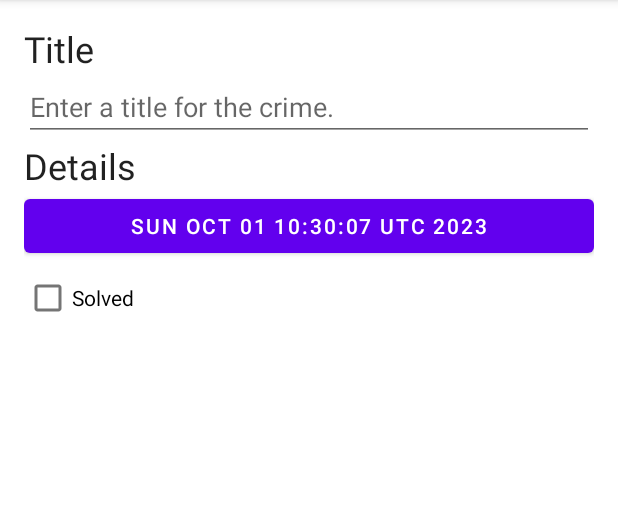
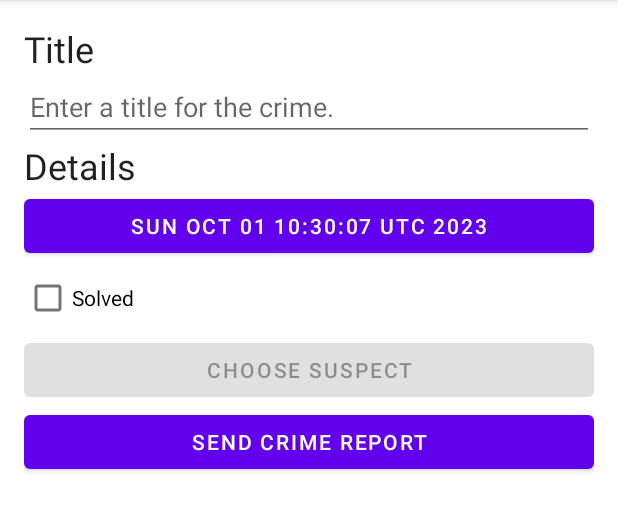
Before and after one commit to yuunster/CriminalIntent, an Android app: the screen it shows after launch (MainActivity), after a tap on "New Crime", on a phone screen of 412 x 824 dp, the part 84-616 px from its top. Run offline under Robolectric (Android 15) with nearby library versions, the phone set to English and light mode, and no system bars; our stand-ins replace Room's generated code.

Commit message:
Chapter 16: Implemented Implicit Intents to 'choose suspect' and 'send crime report' buttons.

```diff
--- a/app/src/main/java/com/bignerdranch/android/criminalintent/Crime.kt
+++ b/app/src/main/java/com/bignerdranch/android/criminalintent/Crime.kt
@@ -10,5 +10,6 @@ data class Crime(
     @PrimaryKey val id: UUID,
     val title: String,
     val date: Date,
-    val isSolved: Boolean
+    val isSolved: Boolean,
+    val suspect: String = ""
 )
--- a/app/src/main/java/com/bignerdranch/android/criminalintent/CrimeDetailFragment.kt
+++ b/app/src/main/java/com/bignerdranch/android/criminalintent/CrimeDetailFragment.kt
@@ -1,10 +1,17 @@
 package com.bignerdranch.android.criminalintent
 
+import android.content.Intent
+import android.content.pm.PackageManager
+import android.content.pm.ResolveInfo
+import android.net.Uri
 import android.os.Bundle
+import android.provider.ContactsContract
+import android.text.format.DateFormat
 import android.util.Log
 import android.view.LayoutInflater
 import android.view.View
 import android.view.ViewGroup
+import androidx.activity.result.contract.ActivityResultContracts
 import androidx.core.widget.doOnTextChanged
 import androidx.fragment.app.Fragment
 import androidx.fragment.app.setFragmentResultListener
@@ -19,6 +26,7 @@ import kotlinx.coroutines.launch
 import java.util.Date
 import java.util.UUID
 
+private const val DATE_FORMAT = "EEE, MMM, dd"
 class CrimeDetailFragment : Fragment() {
     private var _binding: FragmentCrimeDetailBinding? = null
     private val binding
@@ -29,6 +37,12 @@ class CrimeDetailFragment : Fragment() {
 
     private val crimeDetailViewModel: CrimeDetailViewModel by viewModels {
         CrimeDetailViewModelFactory(args.crimeId)
+    }
+
+    private val selectSuspect = registerForActivityResult(
+        ActivityResultContracts.PickContact()
+    ) { uri: Uri? ->
+        uri?.let { parseContactSelection(it) }
     }
 
     override fun onCreateView(
@@ -58,7 +72,69 @@ class CrimeDetailFragment : Fragment() {
                 )
             }
             crimeSolved.isChecked = crime.isSolved
+
+            crimeReport.setOnClickListener {
+                val reportIntent = Intent(Intent.ACTION_SEND).apply {
+                    type = "text/plain"
+                    putExtra(Intent.EXTRA_TEXT, getCrimeReport(crime))
+                    putExtra(
+                        Intent.EXTRA_SUBJECT,
+                        getString(R.string.crime_report_subject)
+                    )
+                }
+                val chooserIntent = Intent.createChooser(
+                    reportIntent,
+                    getString(R.string.send_report)
+                )
+                startActivity(chooserIntent)
+            }
+
+            crimeSuspect.text = crime.suspect.ifEmpty {
+                getString(R.string.crime_suspect_text)
+            }
         }
+    }
+
+    private fun getCrimeReport(crime: Crime): String {
+        val solvedString = if (crime.isSolved) {
+            getString(R.string.crime_report_solved)
+        } else {
+            getString(R.string.crime_report_unsolved)
+        }
+        val dateString = DateFormat.format(DATE_FORMAT, crime.date).toString()
+        val suspectText = if (crime.suspect.isBlank()) {
+            getString(R.string.crime_report_no_suspect)
+        } else {
+            getString(R.string.crime_report_suspect, crime.suspect)
+        }
+        return getString(
+            R.string.crime_report,
+            crime.title, dateString, solvedString, suspectText
+        )
+    }
+
+    private fun parseContactSelection(contactUri: Uri) {
+        val queryFields = arrayOf(ContactsContract.Contacts.DISPLAY_NAME)
+        val queryCursor = requireActivity().contentResolver
+            .query(contactUri, queryFields, null, null, null)
+        queryCursor?.use { cursor ->
+            if (cursor.moveToFirst()) {
+                val suspect = cursor.getString(0)
+                crimeDetailViewModel.updateCrime { oldCrime ->
+                    oldCrime.copy(suspect = suspect)
+                }
+            }
+        }
+    }
+
+    private fun canResolveIntent(intent: Intent): Boolean {
+        val packageManager: PackageManager = requireActivity().packageManager
+        val resolvedActivity: ResolveInfo? =
+            packageManager.resolveActivity(
+                intent,
+                PackageManager.MATCH_DEFAULT_ONLY
+            )
+        return resolvedActivity != null
     }
     override fun onViewCreated(view: View, savedInstanceState: Bundle?) {
         super.onViewCreated(view, savedInstanceState)
@@ -75,6 +151,16 @@ class CrimeDetailFragment : Fragment() {
                     oldCrime.copy(isSolved = isChecked)
                 }
             }
+
+            crimeSuspect.setOnClickListener {
+                selectSuspect.launch(null)
+            }
+
+            val selectSuspectIntent = selectSuspect.contract.createIntent(
+                requireContext(),
+                null
+            )
+            crimeSuspect.isEnabled = canResolveIntent(selectSuspectIntent)
         }
 
         viewLifecycleOwner.lifecycleScope.launch {
--- a/app/src/main/java/com/bignerdranch/android/criminalintent/CrimeRepository.kt
+++ b/app/src/main/java/com/bignerdranch/android/criminalintent/CrimeRepository.kt
@@ -3,6 +3,7 @@ package com.bignerdranch.android.criminalintent
 import android.content.Context
 import androidx.room.Room
 import com.bignerdranch.android.criminalintent.database.CrimeDatabase
+import com.bignerdranch.android.criminalintent.database.migration_1_2
 import kotlinx.coroutines.CoroutineScope
 import kotlinx.coroutines.GlobalScope
 import kotlinx.coroutines.flow.Flow
@@ -21,6 +22,7 @@ class CrimeRepository private constructor(
             CrimeDatabase::class.java,
             DATABASE_NAME
         )
+        .addMigrations(migration_1_2)
         .build()
 
     fun getCrimes(): Flow<List<Crime>>
--- a/app/src/main/java/com/bignerdranch/android/criminalintent/database/CrimeDatabase.kt
+++ b/app/src/main/java/com/bignerdranch/android/criminalintent/database/CrimeDatabase.kt
@@ -3,10 +3,20 @@ package com.bignerdranch.android.criminalintent.database
 import androidx.room.Database
 import androidx.room.RoomDatabase
 import androidx.room.TypeConverters
+import androidx.room.migration.Migration
+import androidx.sqlite.db.SupportSQLiteDatabase
 import com.bignerdranch.android.criminalintent.Crime
 
-@Database(entities = [ Crime::class ], version=1)
+@Database(entities = [ Crime::class ], version=2)
 @TypeConverters(CrimeTypeConverters::class)
 abstract class CrimeDatabase : RoomDatabase() {
     abstract fun crimeDao(): CrimeDao
 }
+
+val migration_1_2 = object : Migration(1, 2) {
+    override fun migrate(database: SupportSQLiteDatabase) {
+        database.execSQL(
+            "ALTER TABLE Crime ADD COLUMN suspect TEXT NOT NULL DEFAULT ''"
+        )
+    }
+}
--- a/app/src/main/res/layout/fragment_crime_detail.xml
+++ b/app/src/main/res/layout/fragment_crime_detail.xml
@@ -31,4 +31,14 @@
         android:layout_width="match_parent"
         android:layout_height="wrap_content"
         android:text="@string/crime_solved_label" />
+    <Button
+        android:id="@+id/crime_suspect"
+        android:layout_width="match_parent"
+        android:layout_height="wrap_content"
+        android:text="@string/crime_suspect_text"/>
+    <Button
+        android:id="@+id/crime_report"
+        android:layout_width="match_parent"
+        android:layout_height="wrap_content"
+        android:text="@string/crime_report_text"/>
 </LinearLayout>
--- a/app/src/main/res/values/strings.xml
+++ b/app/src/main/res/values/strings.xml
@@ -5,4 +5,15 @@
     <string name="crime_details_label">Details</string>
     <string name="crime_solved_label">Solved</string>
     <string name="new_crime">New Crime</string>
+    <string name="crime_suspect_text">Choose Suspect</string>
+    <string name="crime_report_text">Send Crime Report</string>
+    <string name="crime_report">%1$s!
+        The crime was discovered on %2$s. %3$s, and %4$s
+    </string>
+    <string name="crime_report_solved">The case is solved</string>
+    <string name="crime_report_unsolved">The case is not solved</string>
+    <string name="crime_report_no_suspect">there is no suspect.</string>
+    <string name="crime_report_suspect">the suspect is %s.</string>
+    <string name="crime_report_subject">CriminalIntent Crime Report</string>
+    <string name="send_report">Send crime report via</string>
 </resources>
```
Also changed, not shown: app/src/main/AndroidManifest.xml (+7 -0 lines).
